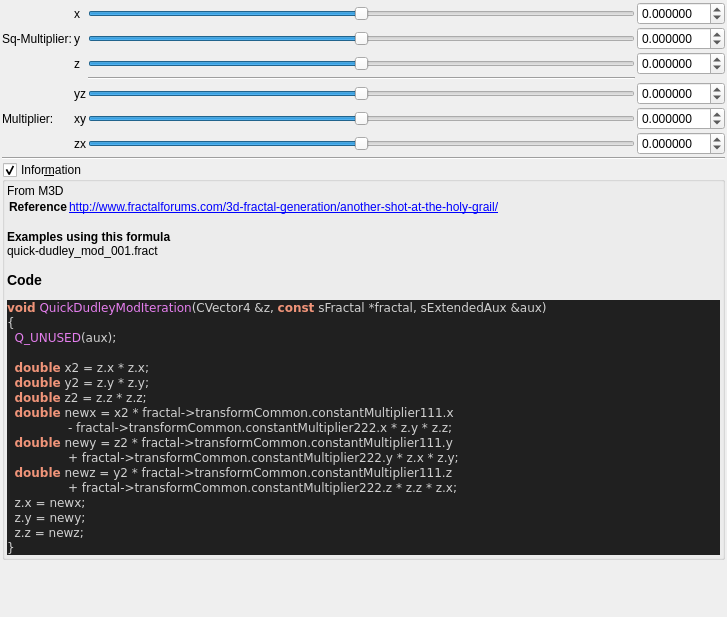
First picture: the form in mandelbulber2/formula/ui/fractal_quick_dudley_mod.ui, repository buddhi1980/mandelbulber2, before the edit.
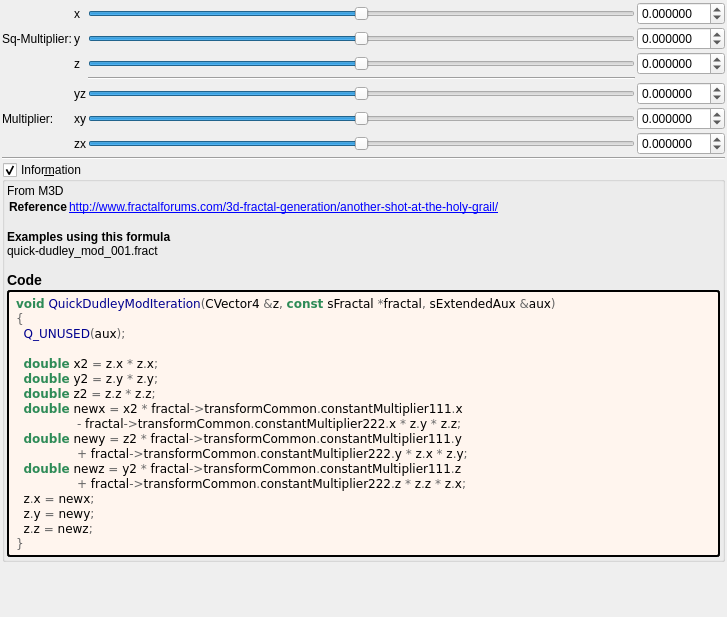
Second picture: the form after the edit. Custom widgets are drawn as their Qt base class.

The edit to the form file:
```diff
--- a/mandelbulber2/formula/ui/fractal_quick_dudley_mod.ui
+++ b/mandelbulber2/formula/ui/fractal_quick_dudley_mod.ui
@@ -434,31 +434,46 @@
        <number>2</number>
       </property>
       <item>
-       <widget class="QLabel" name="label_code_content">
+	   <widget class="QLabel" name="label_information_general">
         <property name="text">
          <string notr="true">&lt;p&gt;From M3D&lt;/p&gt;&lt;table&gt;
 &lt;tr&gt;&lt;th&gt;Reference&lt;/th&gt;&lt;td&gt;&lt;a href=&quot;http://www.fractalforums.com/3d-fractal-generation/another-shot-at-the-holy-grail/&quot;&gt;http://www.fractalforums.com/3d-fractal-generation/another-shot-at-the-holy-grail/&lt;br&gt;
 &lt;/td&gt;&lt;/tr&gt;
 &lt;/table&gt;
-&lt;br&gt;&lt;b&gt;Examples using this formula&lt;/b&gt;&lt;br&gt;quick-dudley_mod_001.fract&lt;h3&gt;Code&lt;/h3&gt;
-&lt;body style=&quot;background-color:#202020&quot;&gt;
-&lt;pre style=&quot;color:#d0d0d0; background-color:#202020;  font-family:'Courier New',monospace;&quot;&gt;&lt;span style=&quot;color:#f09479; font-weight:bold&quot;&gt;void&lt;/span&gt; &lt;span style=&quot;color:#e47eed&quot;&gt;QuickDudleyModIteration&lt;/span&gt;&lt;span style=&quot;color:#d0d0d0&quot;&gt;(&lt;/span&gt;CVector4 &lt;span style=&quot;color:#d0d0d0&quot;&gt;&amp;amp;&lt;/span&gt;z&lt;span style=&quot;color:#d0d0d0&quot;&gt;,&lt;/span&gt; &lt;span style=&quot;color:#f09479; font-weight:bold&quot;&gt;const&lt;/span&gt; sFractal &lt;span style=&quot;color:#d0d0d0&quot;&gt;*&lt;/span&gt;fractal&lt;span style=&quot;color:#d0d0d0&quot;&gt;,&lt;/span&gt; sExtendedAux &lt;span style=&quot;color:#d0d0d0&quot;&gt;&amp;amp;&lt;/span&gt;aux&lt;span style=&quot;color:#d0d0d0&quot;&gt;)&lt;/span&gt;
-&lt;span style=&quot;color:#d0d0d0&quot;&gt;{&lt;/span&gt;
-  &lt;span style=&quot;color:#e47eed&quot;&gt;Q_UNUSED&lt;/span&gt;&lt;span style=&quot;color:#d0d0d0&quot;&gt;(&lt;/span&gt;aux&lt;span style=&quot;color:#d0d0d0&quot;&gt;);&lt;/span&gt;
+&lt;br&gt;&lt;b&gt;Examples using this formula&lt;/b&gt;&lt;br&gt;quick-dudley_mod_001.fract&lt;h3&gt;Code&lt;/h3&gt;</string>
+		</property>
+		<property name="wordWrap">
+		 <bool>true</bool>
+		</property>
+		<property name="openExternalLinks">
+		 <bool>true</bool>
+		</property>
+		<property name="textInteractionFlags">
+		 <set>Qt::LinksAccessibleByMouse|Qt::TextSelectableByMouse</set>
+		</property>
+		</widget>
+	   </item>
+	   <item>
+	    <widget class="QLabel" name="label_code_content">
+		 <property name="text">
+		  <string notr="true">&lt;body style=&quot;background-color:#fff5ee&quot;&gt;
+&lt;pre style=&quot;color:#000000; background-color:#fff5ee;  font-family:'Courier New',monospace;&quot;&gt;&lt;span style=&quot;color:#2e8b57; font-weight:bold&quot;&gt;void&lt;/span&gt; &lt;span style=&quot;color:#00008f&quot;&gt;QuickDudleyModIteration&lt;/span&gt;&lt;span style=&quot;color:#676767&quot;&gt;(&lt;/span&gt;CVector4 &lt;span style=&quot;color:#676767&quot;&gt;&amp;amp;&lt;/span&gt;z&lt;span style=&quot;color:#676767&quot;&gt;,&lt;/span&gt; &lt;span style=&quot;color:#2e8b57; font-weight:bold&quot;&gt;const&lt;/span&gt; sFractal &lt;span style=&quot;color:#676767&quot;&gt;*&lt;/span&gt;fractal&lt;span style=&quot;color:#676767&quot;&gt;,&lt;/span&gt; sExtendedAux &lt;span style=&quot;color:#676767&quot;&gt;&amp;amp;&lt;/span&gt;aux&lt;span style=&quot;color:#676767&quot;&gt;)&lt;/span&gt;
+&lt;span style=&quot;color:#676767&quot;&gt;{&lt;/span&gt;
+  &lt;span style=&quot;color:#00008f&quot;&gt;Q_UNUSED&lt;/span&gt;&lt;span style=&quot;color:#676767&quot;&gt;(&lt;/span&gt;aux&lt;span style=&quot;color:#676767&quot;&gt;);&lt;/span&gt;
 
-  &lt;span style=&quot;color:#f09479; font-weight:bold&quot;&gt;double&lt;/span&gt; x2 &lt;span style=&quot;color:#d0d0d0&quot;&gt;=&lt;/span&gt; z&lt;span style=&quot;color:#d0d0d0&quot;&gt;.&lt;/span&gt;x &lt;span style=&quot;color:#d0d0d0&quot;&gt;*&lt;/span&gt; z&lt;span style=&quot;color:#d0d0d0&quot;&gt;.&lt;/span&gt;x&lt;span style=&quot;color:#d0d0d0&quot;&gt;;&lt;/span&gt;
-  &lt;span style=&quot;color:#f09479; font-weight:bold&quot;&gt;double&lt;/span&gt; y2 &lt;span style=&quot;color:#d0d0d0&quot;&gt;=&lt;/span&gt; z&lt;span style=&quot;color:#d0d0d0&quot;&gt;.&lt;/span&gt;y &lt;span style=&quot;color:#d0d0d0&quot;&gt;*&lt;/span&gt; z&lt;span style=&quot;color:#d0d0d0&quot;&gt;.&lt;/span&gt;y&lt;span style=&quot;color:#d0d0d0&quot;&gt;;&lt;/span&gt;
-  &lt;span style=&quot;color:#f09479; font-weight:bold&quot;&gt;double&lt;/span&gt; z2 &lt;span style=&quot;color:#d0d0d0&quot;&gt;=&lt;/span&gt; z&lt;span style=&quot;color:#d0d0d0&quot;&gt;.&lt;/span&gt;z &lt;span style=&quot;color:#d0d0d0&quot;&gt;*&lt;/span&gt; z&lt;span style=&quot;color:#d0d0d0&quot;&gt;.&lt;/span&gt;z&lt;span style=&quot;color:#d0d0d0&quot;&gt;;&lt;/span&gt;
-  &lt;span style=&quot;color:#f09479; font-weight:bold&quot;&gt;double&lt;/span&gt; newx &lt;span style=&quot;color:#d0d0d0&quot;&gt;=&lt;/span&gt; x2 &lt;span style=&quot;color:#d0d0d0&quot;&gt;*&lt;/span&gt; fractal&lt;span style=&quot;color:#d0d0d0&quot;&gt;-&amp;gt;&lt;/span&gt;transformCommon&lt;span style=&quot;color:#d0d0d0&quot;&gt;.&lt;/span&gt;constantMultiplier111&lt;span style=&quot;color:#d0d0d0&quot;&gt;.&lt;/span&gt;x
-                &lt;span style=&quot;color:#d0d0d0&quot;&gt;-&lt;/span&gt; fractal&lt;span style=&quot;color:#d0d0d0&quot;&gt;-&amp;gt;&lt;/span&gt;transformCommon&lt;span style=&quot;color:#d0d0d0&quot;&gt;.&lt;/span&gt;constantMultiplier222&lt;span style=&quot;color:#d0d0d0&quot;&gt;.&lt;/span&gt;x &lt;span style=&quot;color:#d0d0d0&quot;&gt;*&lt;/span&gt; z&lt;span style=&quot;color:#d0d0d0&quot;&gt;.&lt;/span&gt;y &lt;span style=&quot;color:#d0d0d0&quot;&gt;*&lt;/span&gt; z&lt;span style=&quot;color:#d0d0d0&quot;&gt;.&lt;/span&gt;z&lt;span style=&quot;color:#d0d0d0&quot;&gt;;&lt;/span&gt;
-  &lt;span style=&quot;color:#f09479; font-weight:bold&quot;&gt;double&lt;/span&gt; newy &lt;span style=&quot;color:#d0d0d0&quot;&gt;=&lt;/span&gt; z2 &lt;span style=&quot;color:#d0d0d0&quot;&gt;*&lt;/span&gt; fractal&lt;span style=&quot;color:#d0d0d0&quot;&gt;-&amp;gt;&lt;/span&gt;transformCommon&lt;span style=&quot;color:#d0d0d0&quot;&gt;.&lt;/span&gt;constantMultiplier111&lt;span style=&quot;color:#d0d0d0&quot;&gt;.&lt;/span&gt;y
-                &lt;span style=&quot;color:#d0d0d0&quot;&gt;+&lt;/span&gt; fractal&lt;span style=&quot;color:#d0d0d0&quot;&gt;-&amp;gt;&lt;/span&gt;transformCommon&lt;span style=&quot;color:#d0d0d0&quot;&gt;.&lt;/span&gt;constantMultiplier222&lt;span style=&quot;color:#d0d0d0&quot;&gt;.&lt;/span&gt;y &lt;span style=&quot;color:#d0d0d0&quot;&gt;*&lt;/span&gt; z&lt;span style=&quot;color:#d0d0d0&quot;&gt;.&lt;/span&gt;x &lt;span style=&quot;color:#d0d0d0&quot;&gt;*&lt;/span&gt; z&lt;span style=&quot;color:#d0d0d0&quot;&gt;.&lt;/span&gt;y&lt;span style=&quot;color:#d0d0d0&quot;&gt;;&lt;/span&gt;
-  &lt;span style=&quot;color:#f09479; font-weight:bold&quot;&gt;double&lt;/span&gt; newz &lt;span style=&quot;color:#d0d0d0&quot;&gt;=&lt;/span&gt; y2 &lt;span style=&quot;color:#d0d0d0&quot;&gt;*&lt;/span&gt; fractal&lt;span style=&quot;color:#d0d0d0&quot;&gt;-&amp;gt;&lt;/span&gt;transformCommon&lt;span style=&quot;color:#d0d0d0&quot;&gt;.&lt;/span&gt;constantMultiplier111&lt;span style=&quot;color:#d0d0d0&quot;&gt;.&lt;/span&gt;z
-                &lt;span style=&quot;color:#d0d0d0&quot;&gt;+&lt;/span&gt; fractal&lt;span style=&quot;color:#d0d0d0&quot;&gt;-&amp;gt;&lt;/span&gt;transformCommon&lt;span style=&quot;color:#d0d0d0&quot;&gt;.&lt;/span&gt;constantMultiplier222&lt;span style=&quot;color:#d0d0d0&quot;&gt;.&lt;/span&gt;z &lt;span style=&quot;color:#d0d0d0&quot;&gt;*&lt;/span&gt; z&lt;span style=&quot;color:#d0d0d0&quot;&gt;.&lt;/span&gt;z &lt;span style=&quot;color:#d0d0d0&quot;&gt;*&lt;/span&gt; z&lt;span style=&quot;color:#d0d0d0&quot;&gt;.&lt;/span&gt;x&lt;span style=&quot;color:#d0d0d0&quot;&gt;;&lt;/span&gt;
-  z&lt;span style=&quot;color:#d0d0d0&quot;&gt;.&lt;/span&gt;x &lt;span style=&quot;color:#d0d0d0&quot;&gt;=&lt;/span&gt; newx&lt;span style=&quot;color:#d0d0d0&quot;&gt;;&lt;/span&gt;
-  z&lt;span style=&quot;color:#d0d0d0&quot;&gt;.&lt;/span&gt;y &lt;span style=&quot;color:#d0d0d0&quot;&gt;=&lt;/span&gt; newy&lt;span style=&quot;color:#d0d0d0&quot;&gt;;&lt;/span&gt;
-  z&lt;span style=&quot;color:#d0d0d0&quot;&gt;.&lt;/span&gt;z &lt;span style=&quot;color:#d0d0d0&quot;&gt;=&lt;/span&gt; newz&lt;span style=&quot;color:#d0d0d0&quot;&gt;;&lt;/span&gt;
-&lt;span style=&quot;color:#d0d0d0&quot;&gt;}&lt;/span&gt;
+  &lt;span style=&quot;color:#2e8b57; font-weight:bold&quot;&gt;double&lt;/span&gt; x2 &lt;span style=&quot;color:#676767&quot;&gt;=&lt;/span&gt; z&lt;span style=&quot;color:#676767&quot;&gt;.&lt;/span&gt;x &lt;span style=&quot;color:#676767&quot;&gt;*&lt;/span&gt; z&lt;span style=&quot;color:#676767&quot;&gt;.&lt;/span&gt;x&lt;span style=&quot;color:#676767&quot;&gt;;&lt;/span&gt;
+  &lt;span style=&quot;color:#2e8b57; font-weight:bold&quot;&gt;double&lt;/span&gt; y2 &lt;span style=&quot;color:#676767&quot;&gt;=&lt;/span&gt; z&lt;span style=&quot;color:#676767&quot;&gt;.&lt;/span&gt;y &lt;span style=&quot;color:#676767&quot;&gt;*&lt;/span&gt; z&lt;span style=&quot;color:#676767&quot;&gt;.&lt;/span&gt;y&lt;span style=&quot;color:#676767&quot;&gt;;&lt;/span&gt;
+  &lt;span style=&quot;color:#2e8b57; font-weight:bold&quot;&gt;double&lt;/span&gt; z2 &lt;span style=&quot;color:#676767&quot;&gt;=&lt;/span&gt; z&lt;span style=&quot;color:#676767&quot;&gt;.&lt;/span&gt;z &lt;span style=&quot;color:#676767&quot;&gt;*&lt;/span&gt; z&lt;span style=&quot;color:#676767&quot;&gt;.&lt;/span&gt;z&lt;span style=&quot;color:#676767&quot;&gt;;&lt;/span&gt;
+  &lt;span style=&quot;color:#2e8b57; font-weight:bold&quot;&gt;double&lt;/span&gt; newx &lt;span style=&quot;color:#676767&quot;&gt;=&lt;/span&gt; x2 &lt;span style=&quot;color:#676767&quot;&gt;*&lt;/span&gt; fractal&lt;span style=&quot;color:#676767&quot;&gt;-&amp;gt;&lt;/span&gt;transformCommon&lt;span style=&quot;color:#676767&quot;&gt;.&lt;/span&gt;constantMultiplier111&lt;span style=&quot;color:#676767&quot;&gt;.&lt;/span&gt;x
+                &lt;span style=&quot;color:#676767&quot;&gt;-&lt;/span&gt; fractal&lt;span style=&quot;color:#676767&quot;&gt;-&amp;gt;&lt;/span&gt;transformCommon&lt;span style=&quot;color:#676767&quot;&gt;.&lt;/span&gt;constantMultiplier222&lt;span style=&quot;color:#676767&quot;&gt;.&lt;/span&gt;x &lt;span style=&quot;color:#676767&quot;&gt;*&lt;/span&gt; z&lt;span style=&quot;color:#676767&quot;&gt;.&lt;/span&gt;y &lt;span style=&quot;color:#676767&quot;&gt;*&lt;/span&gt; z&lt;span style=&quot;color:#676767&quot;&gt;.&lt;/span&gt;z&lt;span style=&quot;color:#676767&quot;&gt;;&lt;/span&gt;
+  &lt;span style=&quot;color:#2e8b57; font-weight:bold&quot;&gt;double&lt;/span&gt; newy &lt;span style=&quot;color:#676767&quot;&gt;=&lt;/span&gt; z2 &lt;span style=&quot;color:#676767&quot;&gt;*&lt;/span&gt; fractal&lt;span style=&quot;color:#676767&quot;&gt;-&amp;gt;&lt;/span&gt;transformCommon&lt;span style=&quot;color:#676767&quot;&gt;.&lt;/span&gt;constantMultiplier111&lt;span style=&quot;color:#676767&quot;&gt;.&lt;/span&gt;y
+                &lt;span style=&quot;color:#676767&quot;&gt;+&lt;/span&gt; fractal&lt;span style=&quot;color:#676767&quot;&gt;-&amp;gt;&lt;/span&gt;transformCommon&lt;span style=&quot;color:#676767&quot;&gt;.&lt;/span&gt;constantMultiplier222&lt;span style=&quot;color:#676767&quot;&gt;.&lt;/span&gt;y &lt;span style=&quot;color:#676767&quot;&gt;*&lt;/span&gt; z&lt;span style=&quot;color:#676767&quot;&gt;.&lt;/span&gt;x &lt;span style=&quot;color:#676767&quot;&gt;*&lt;/span&gt; z&lt;span style=&quot;color:#676767&quot;&gt;.&lt;/span&gt;y&lt;span style=&quot;color:#676767&quot;&gt;;&lt;/span&gt;
+  &lt;span style=&quot;color:#2e8b57; font-weight:bold&quot;&gt;double&lt;/span&gt; newz &lt;span style=&quot;color:#676767&quot;&gt;=&lt;/span&gt; y2 &lt;span style=&quot;color:#676767&quot;&gt;*&lt;/span&gt; fractal&lt;span style=&quot;color:#676767&quot;&gt;-&amp;gt;&lt;/span&gt;transformCommon&lt;span style=&quot;color:#676767&quot;&gt;.&lt;/span&gt;constantMultiplier111&lt;span style=&quot;color:#676767&quot;&gt;.&lt;/span&gt;z
+                &lt;span style=&quot;color:#676767&quot;&gt;+&lt;/span&gt; fractal&lt;span style=&quot;color:#676767&quot;&gt;-&amp;gt;&lt;/span&gt;transformCommon&lt;span style=&quot;color:#676767&quot;&gt;.&lt;/span&gt;constantMultiplier222&lt;span style=&quot;color:#676767&quot;&gt;.&lt;/span&gt;z &lt;span style=&quot;color:#676767&quot;&gt;*&lt;/span&gt; z&lt;span style=&quot;color:#676767&quot;&gt;.&lt;/span&gt;z &lt;span style=&quot;color:#676767&quot;&gt;*&lt;/span&gt; z&lt;span style=&quot;color:#676767&quot;&gt;.&lt;/span&gt;x&lt;span style=&quot;color:#676767&quot;&gt;;&lt;/span&gt;
+  z&lt;span style=&quot;color:#676767&quot;&gt;.&lt;/span&gt;x &lt;span style=&quot;color:#676767&quot;&gt;=&lt;/span&gt; newx&lt;span style=&quot;color:#676767&quot;&gt;;&lt;/span&gt;
+  z&lt;span style=&quot;color:#676767&quot;&gt;.&lt;/span&gt;y &lt;span style=&quot;color:#676767&quot;&gt;=&lt;/span&gt; newy&lt;span style=&quot;color:#676767&quot;&gt;;&lt;/span&gt;
+  z&lt;span style=&quot;color:#676767&quot;&gt;.&lt;/span&gt;z &lt;span style=&quot;color:#676767&quot;&gt;=&lt;/span&gt; newz&lt;span style=&quot;color:#676767&quot;&gt;;&lt;/span&gt;
+&lt;span style=&quot;color:#676767&quot;&gt;}&lt;/span&gt;
 &lt;/pre&gt;
 &lt;/body&gt;</string>
         </property>
@@ -471,6 +486,9 @@
         <property name="textInteractionFlags">
          <set>Qt::LinksAccessibleByMouse|Qt::TextSelectableByMouse</set>
         </property>
+		 <property name="styleSheet">
+		  <string notr="true">border-style: outset; border-width: 2px; border-radius: 3px; border-color: black; background-color: #fff5ee; padding: 4px;</string>
+		  </property>
        </widget>
       </item>
      </layout>
```
Lines whose indentation alone changed are shown as unchanged.
